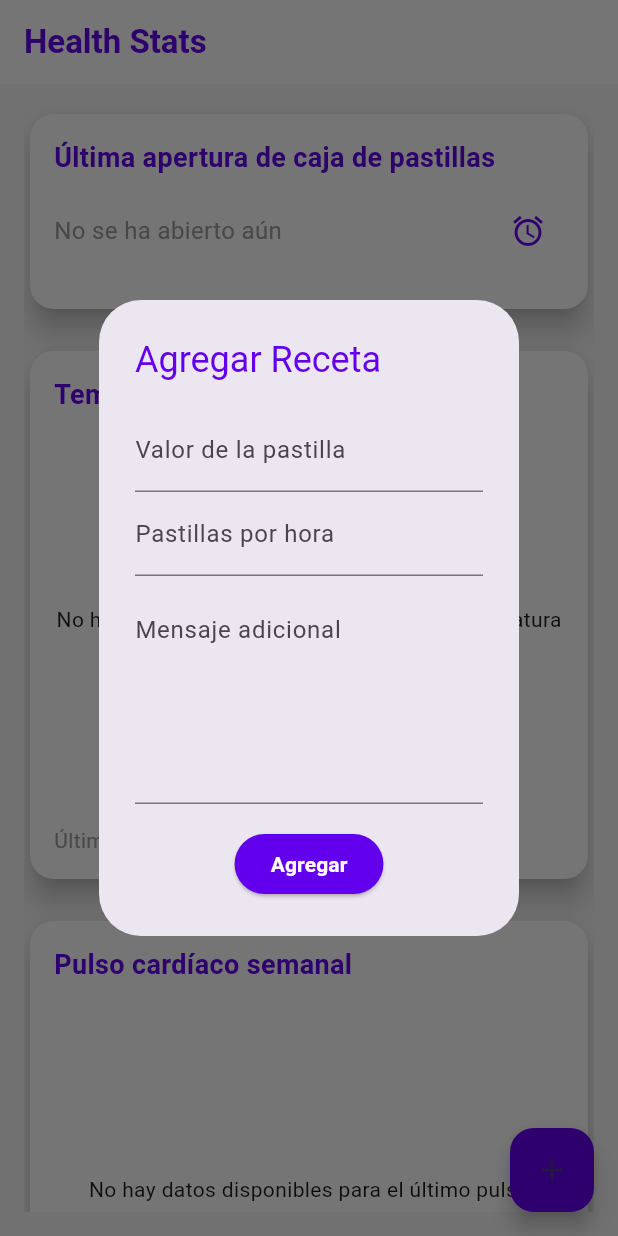
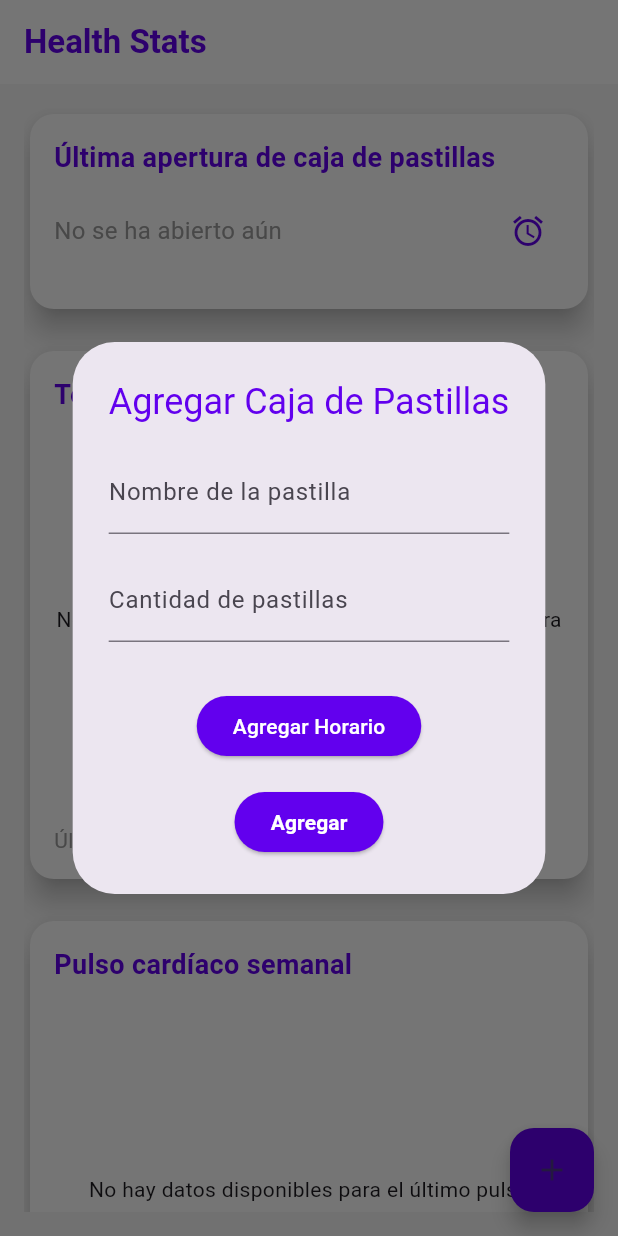
Before and after one commit to JosseJuventino/app_artefactos, a Flutter app: the screen it shows after launch, after a tap on the "add" icon, on a phone screen of 412 x 824 dp. Run offline on Flutter 3.47's test engine with Material 3 defaults, Android fonts, the phone set to English and light mode, and no system bars; our stand-ins replace firebase_core, firebase_database, fl_chart; accounts and stored records are empty.

Commit message:
feat: change to pillboxes

```diff
--- a/lib/models/recipe.dart
+++ b/lib/models/recipe.dart
@@ -1,11 +1,36 @@
-class Recipe {
-  final String pillValue;
-  final int pillsPerHour;
-  final String additionalMessage;
+class PillBox {
+  final String id; // ID único de la caja de pastillas
+  final String pillName; // Nombre de la pastilla
+  final int pillCount; // Cantidad de pastillas
+  final List<String> schedule; // Horarios de toma de pastillas
+  final String note; // Nota adicional
 
-  Recipe({
-    required this.pillValue,
-    required this.pillsPerHour,
-    required this.additionalMessage,
+  PillBox({
+    required this.id,
+    required this.pillName,
+    required this.pillCount,
+    required this.schedule,
+    required this.note,
   });
+
+  // Método para crear una instancia de PillBox a partir de un mapa (por ejemplo, desde Firebase)
+  factory PillBox.fromMap(String id, Map<dynamic, dynamic> data) {
+    return PillBox(
+      id: id,
+      pillName: data['pillName'] ?? '',
+      pillCount: data['pillCount'] ?? 0,
+      schedule: List<String>.from(data['schedule'] ?? []),
+      note: data['note'] ?? '',
+    );
+  }
+
+  // Método para convertir una instancia de PillBox a un mapa (por ejemplo, para guardar en Firebase)
+  Map<String, dynamic> toMap() {
+    return {
+      'pillName': pillName,
+      'pillCount': pillCount,
+      'schedule': schedule,
+      'note': note,
+    };
+  }
 }
--- a/lib/screens/health_stats_screen.dart
+++ b/lib/screens/health_stats_screen.dart
@@ -21,96 +21,41 @@ class _HealthStatsScreenState extends State<HealthStatsScreen> {
   Timer? _timer;
 
   // Lista para almacenar las recetas
-  List<Recipe> recipes = [];
+  List<PillBox> pillBoxes = [];
 
   @override
   void initState() {
     super.initState();
     // Obtener las recetas al inicializar el estado
-    _loadRecipes();
+    _loadPillBoxes();
   }
 
-  void _loadRecipes() {
+  void _loadPillBoxes() {
     final database = FirebaseDatabase.instance.reference();
 
-    // Escuchar la carga inicial de todas las recetas
-    database.child('recipes').once().then((event) {
+    // Escuchar todos los cambios en tiempo real
+    database.child('pillBoxes').onValue.listen((event) {
       final data = event.snapshot.value;
 
       if (data != null && data is Map) {
-        List<Recipe> loadedRecipes = [];
-        Map<dynamic, dynamic> recipesMap = data;
+        List<PillBox> loadedPillBoxes = [];
+        Map<dynamic, dynamic> pillBoxesMap = data;
 
-        recipesMap.forEach((key, value) {
-          // Asegurarse de que 'value' es un Map y no otro tipo de objeto
+        pillBoxesMap.forEach((key, value) {
           if (value is Map) {
-            final newRecipe = Recipe(
-              pillValue: value['pillValue'],
-              pillsPerHour: value['pillsPerHour'],
-              additionalMessage: value['additionalMessage'],
+            final newPillBox = PillBox(
+              id: key, // Añadir un ID único
+              pillName: value['pillName'],
+              pillCount: value['pillCount'],
+              schedule: List<String>.from(value['schedule']),
+              note: value['note'],
             );
-            loadedRecipes.add(newRecipe);
+            loadedPillBoxes.add(newPillBox);
           }
         });
 
-        // Actualizamos la lista de recetas al cargar desde la base de datos
         setState(() {
-          recipes = loadedRecipes;
-        });
-      }
-    });
-
-    // Escuchar cambios en tiempo real como ya se explicó
-    database.child('recipes').onChildAdded.listen((event) {
-      final data = event.snapshot.value;
-      if (data != null && data is Map) {
-        final newRecipe = Recipe(
-          pillValue: data['pillValue'],
-          pillsPerHour: data['pillsPerHour'],
-          additionalMessage: data['additionalMessage'],
-        );
-        setState(() {
-          recipes.add(newRecipe); // Agregar receta a la lista
-        });
-      }
-    });
-
-    // Detectar cambios en recetas existentes
-    database.child('recipes').onChildChanged.listen((event) {
-      final data = event.snapshot.value;
-      if (data != null && data is Map) {
-        final updatedRecipe = Recipe(
-          pillValue: data['pillValue'],
-          pillsPerHour: data['pillsPerHour'],
-          additionalMessage: data['additionalMessage'],
-        );
-
-        setState(() {
-          // Actualizamos la receta en la lista si ya existe
-          final index = recipes.indexWhere((recipe) =>
-              recipe.pillValue ==
-              updatedRecipe.pillValue); // Buscar por pillValue
-          if (index != -1) {
-            recipes[index] = updatedRecipe; // Actualizar receta
-          }
-        });
-      }
-    });
-
-    // Detectar eliminación de recetas
-    database.child('recipes').onChildRemoved.listen((event) {
-      final data = event.snapshot.value;
-      if (data != null && data is Map) {
-        final removedRecipe = Recipe(
-          pillValue: data['pillValue'],
-          pillsPerHour: data['pillsPerHour'],
-          additionalMessage: data['additionalMessage'],
-        );
-
-        setState(() {
-          // Eliminar receta de la lista
-          recipes.removeWhere(
-              (recipe) => recipe.pillValue == removedRecipe.pillValue);
+          pillBoxes = loadedPillBoxes;
         });
       }
     });
@@ -157,24 +102,24 @@ class _HealthStatsScreenState extends State<HealthStatsScreen> {
     });
   }
 
-  // En HealthStatsScreen, después de agregar la receta
-  void _addRecipe(
-      String pillValue, int pillsPerHour, String additionalMessage) {
-    Navigator.of(context).pop(); // Cerrar el formulario de agregar receta
+  void _addPillBox(
+      String pillName, int pillCount, List<String> schedule, String note) {
+    Navigator.of(context)
+        .pop(); // Cerrar el formulario de agregar caja de pastillas
     ScaffoldMessenger.of(context).showSnackBar(
-      SnackBar(content: Text('Receta agregada con éxito')),
+      SnackBar(content: Text('Caja de pastillas agregada con éxito')),
     );
   }
 
-  // Función para abrir el formulario de agregar receta
-  void _openAddRecipeDialog() {
+  void _openAddPillBoxDialog() {
     showDialog(
       context: context,
       builder: (ctx) {
         return AlertDialog(
-          title: Text('Agregar Receta',
+          title: Text('Agregar Caja de Pastillas',
               style: TextStyle(color: Color(0xFF6200EE))),
-          content: AddRecipeForm(onSubmit: _addRecipe),
+          content:
+              AddPillBoxForm(onSubmit: _addPillBox), // Cambiar a _addPillBox
         );
       },
     );
@@ -221,12 +166,14 @@ class _HealthStatsScreenState extends State<HealthStatsScreen> {
               ),
             ),
             // Mostrar las recetas que se han cargado desde Realtime Database
-            ...recipes.map((recipe) => RecipeCard(recipe: recipe)).toList(),
+            ...pillBoxes
+                .map((pillBox) => PillBoxCard(pillBox: pillBox))
+                .toList(),
           ],
         ),
       ),
       floatingActionButton: FloatingActionButton(
-        onPressed: _openAddRecipeDialog,
+        onPressed: _openAddPillBoxDialog,
         child: Icon(Icons.add),
         backgroundColor: Color(0xFF6200EE),
       ),
--- a/lib/widgets/add_recipe_form.dart
+++ b/lib/widgets/add_recipe_form.dart
@@ -1,29 +1,30 @@
 import 'package:flutter/material.dart';
-import 'package:firebase_core/firebase_core.dart'; // Importar firebase_core
-import 'package:firebase_database/firebase_database.dart'; // Importar Realtime Database
+import 'package:firebase_core/firebase_core.dart';
+import 'package:firebase_database/firebase_database.dart';
 
-class AddRecipeForm extends StatefulWidget {
-  final Function(String, int, String) onSubmit;
+class AddPillBoxForm extends StatefulWidget {
+  final Function(String, int, List<String>, String) onSubmit;
 
-  AddRecipeForm({required this.onSubmit});
+  AddPillBoxForm({required this.onSubmit});
 
   @override
-  _AddRecipeFormState createState() => _AddRecipeFormState();
+  _AddPillBoxFormState createState() => _AddPillBoxFormState();
 }
 
-class _AddRecipeFormState extends State<AddRecipeForm> {
-  final _pillValueController = TextEditingController();
-  final _pillsPerHourController = TextEditingController();
-  final _messageController = TextEditingController();
+class _AddPillBoxFormState extends State<AddPillBoxForm> {
+  final _pillNameController = TextEditingController();
+  final _pillCountController = TextEditingController();
+  final _noteController = TextEditingController();
+  List<String> _schedule = [];
 
   // Esta función se encargará de guardar los datos en Realtime Database
   Future<void> _submitForm() async {
-    final pillValue = _pillValueController.text;
-    final pillsPerHour = int.tryParse(_pillsPerHourController.text) ?? 0;
-    final additionalMessage = _messageController.text;
+    final pillName = _pillNameController.text;
+    final pillCount = int.tryParse(_pillCountController.text) ?? 0;
+    final note = _noteController.text;
 
     // Validaciones
-    if (pillValue.isEmpty || pillsPerHour == 0) {
+    if (pillName.isEmpty || pillCount <= 0 || _schedule.isEmpty) {
       return;
     }
 
@@ -31,87 +32,118 @@ class _AddRecipeFormState extends State<AddRecipeForm> {
     try {
       final DatabaseReference database = FirebaseDatabase.instance.reference();
 
-      // Accede a la ruta 'recipes' en Realtime Database y agrega un nuevo nodo
-      await database.child('recipes').push().set({
-        'pillValue': pillValue,
-        'pillsPerHour': pillsPerHour,
-        'additionalMessage': additionalMessage,
-        'timestamp':
-            ServerValue.timestamp, // Agrega la marca de tiempo del servidor
+      // Accede a la ruta 'pillBoxes' en Realtime Database y agrega un nuevo nodo
+      await database.child('pillBoxes').push().set({
+        'pillName': pillName,
+        'pillCount': pillCount,
+        'schedule': _schedule,
+        'note': note,
+        'timestamp': ServerValue.timestamp,
       });
 
       // Llamar a la función onSubmit para pasar los datos a un widget superior, si es necesario
-      widget.onSubmit(pillValue, pillsPerHour, additionalMessage);
+      widget.onSubmit(pillName, pillCount, _schedule, note);
 
       // Mostrar un mensaje de éxito (opcional)
       ScaffoldMessenger.of(context).showSnackBar(
-        SnackBar(content: Text('Receta agregada con éxito')),
+        SnackBar(content: Text('Caja de pastillas agregada con éxito')),
       );
 
       // Limpiar los campos después de agregar
-      _pillValueController.clear();
-      _pillsPerHourController.clear();
-      _messageController.clear();
+      _pillNameController.clear();
+      _pillCountController.clear();
+      _noteController.clear();
+      _schedule.clear(); // Limpiar horarios
     } catch (e) {
       // En caso de error
       ScaffoldMessenger.of(context).showSnackBar(
-        SnackBar(content: Text('Error al agregar la receta: $e')),
+        SnackBar(content: Text('Error al agregar la caja de pastillas: $e')),
       );
     }
   }
 
+  void _addScheduleTime() async {
+    TimeOfDay? selectedTime = await showTimePicker(
+      context: context,
+      initialTime: TimeOfDay.now(),
+    );
+
+    if (selectedTime != null) {
+      String formattedTime = selectedTime.format(context);
+      setState(() {
+        _schedule.add(formattedTime);
+      });
+    }
+  }
+
+  @override
   @override
   Widget build(BuildContext context) {
-    return Column(
+    return SingleChildScrollView(
+      // Permitir desplazamiento
+      child: Column(
         mainAxisSize: MainAxisSize.min,
         children: [
           TextField(
-          controller: _pillValueController,
-          decoration: InputDecoration(labelText: 'Valor de la pastilla'),
+            controller: _pillNameController,
+            decoration: InputDecoration(labelText: 'Nombre de la pastilla'),
           ),
+          SizedBox(height: 16), // Espaciado
           TextField(
-          controller: _pillsPerHourController,
-          decoration: InputDecoration(labelText: 'Pastillas por hora'),
+            controller: _pillCountController,
+            decoration: InputDecoration(labelText: 'Cantidad de pastillas'),
             keyboardType: TextInputType.number,
           ),
-        TextField(
-          controller: _messageController,
-          decoration: InputDecoration(
-            labelText: 'Mensaje adicional',
-            alignLabelWithHint: true, // Alinea la etiqueta con el texto
+          SizedBox(height: 16), // Espaciado
+          // Mostrar horarios seleccionados
+          Wrap(
+            spacing: 8.0,
+            children: _schedule.map((time) {
+              return Chip(
+                label: Text(time),
+                onDeleted: () {
+                  setState(() {
+                    _schedule.remove(time);
+                  });
+                },
+              );
+            }).toList(),
           ),
-          maxLines: 5, // Establecemos el área de texto de 5 líneas
-          keyboardType:
-              TextInputType.multiline, // Permite múltiples líneas en el teclado
-          textInputAction:
-              TextInputAction.newline, // Permite saltar a la siguiente línea
+          SizedBox(height: 16), // Espaciado
+          ElevatedButton(
+            onPressed: _addScheduleTime,
+            child: Text(
+              'Agregar Horario',
+              style: TextStyle(color: Colors.white), // Cambiar color a blanco
             ),
-        SizedBox(height: 16),
+            style: ElevatedButton.styleFrom(
+              backgroundColor: Color(0xFF6200EE),
+            ),
+          ),
+          SizedBox(height: 16), // Espaciado
+
           ElevatedButton(
-          onPressed: _submitForm, // Llamamos a la función _submitForm
+            onPressed: _submitForm,
             child: Text(
               'Agregar',
               style: TextStyle(
-              fontWeight: FontWeight.bold, // Poner el texto en negrita
-              color: Colors.white, // Poner el texto en blanco
+                fontWeight: FontWeight.bold, // Hacer el texto en negrita
+                color: Colors.white,
               ),
             ),
             style: ElevatedButton.styleFrom(
-            backgroundColor: Color(0xFF6200EE), // Color morado del botón
+              backgroundColor: Color(0xFF6200EE),
             ),
           ),
         ],
+      ),
     );
   }
 }
 
 void main() async {
-  // Asegúrate de que los widgets están inicializados antes de ejecutar la app
   WidgetsFlutterBinding.ensureInitialized();
-
-  // Inicializar Firebase
   await Firebase.initializeApp();
-
   runApp(MyApp());
 }
 
@@ -143,14 +175,14 @@ class HealthStatsScreen extends StatelessWidget {
   @override
   Widget build(BuildContext context) {
     return Scaffold(
-      appBar: AppBar(title: Text('Agregar Receta')),
+      appBar: AppBar(title: Text('Agregar Caja de Pastillas')),
       body: Padding(
         padding: const EdgeInsets.all(16.0),
-        child: AddRecipeForm(
-          onSubmit: (pillValue, pillsPerHour, additionalMessage) {
-            // Aquí puedes manejar la lógica después de que se agregue la receta
+        child: AddPillBoxForm(
+          onSubmit: (pillName, pillCount, schedule, note) {
+            // Aquí puedes manejar la lógica después de que se agregue la caja de pastillas
             print(
-                'Receta agregada: $pillValue, $pillsPerHour, $additionalMessage');
+                'Caja de pastillas agregada: $pillName, $pillCount, $schedule, $note');
           },
         ),
       ),
--- a/lib/widgets/recipe_card.dart
+++ b/lib/widgets/recipe_card.dart
@@ -1,10 +1,10 @@
 import 'package:flutter/material.dart';
-import '../models/recipe.dart';
+import '../models/recipe.dart'; // Asegúrate de que este es el nombre correcto del modelo
 
-class RecipeCard extends StatelessWidget {
-  final Recipe recipe;
+class PillBoxCard extends StatelessWidget {
+  final PillBox pillBox;
 
-  RecipeCard({required this.recipe});
+  PillBoxCard({required this.pillBox});
 
   @override
   Widget build(BuildContext context) {
@@ -20,7 +20,7 @@ class RecipeCard extends StatelessWidget {
           crossAxisAlignment: CrossAxisAlignment.start,
           children: [
             Text(
-              'Valor de la pastilla: ${recipe.pillValue}',
+              'Nombre de la pastilla: ${pillBox.pillName}',
               style: TextStyle(
                 fontSize: 18,
                 fontWeight: FontWeight.bold,
@@ -29,18 +29,20 @@ class RecipeCard extends StatelessWidget {
             ),
             SizedBox(height: 12),
             Text(
-              'Pastillas por hora: ${recipe.pillsPerHour}',
+              'Cantidad de pastillas: ${pillBox.pillCount}',
               style: TextStyle(
                 color: Colors.grey,
                 fontSize: 16,
               ),
             ),
             SizedBox(height: 12),
-            if (recipe.additionalMessage.isNotEmpty)
-              Text(
-                'Mensaje adicional: ${recipe.additionalMessage}',
-                style: TextStyle(color: Colors.grey, fontSize: 14),
+            Text(
+              'Horarios: ${pillBox.schedule.join(', ')}', // Mostrar los horarios de toma
+              style: TextStyle(
+                color: Colors.grey,
+                fontSize: 14,
               ),
+            ),
           ],
         ),
       ),
```
Lines whose indentation alone changed are shown as unchanged.
